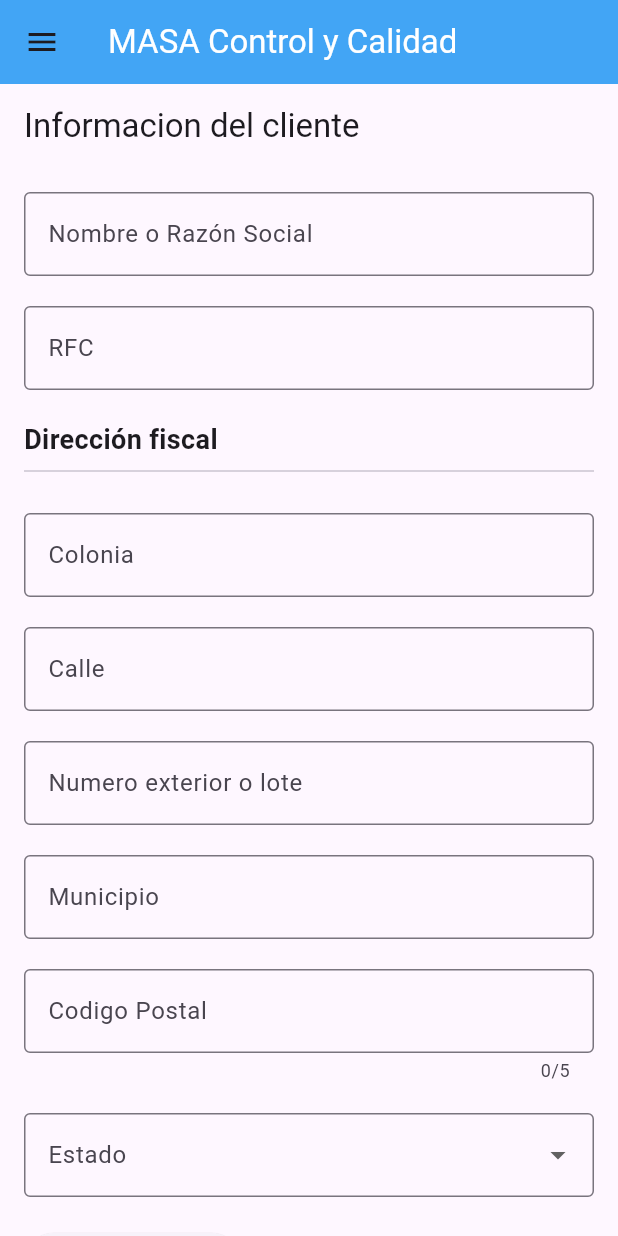
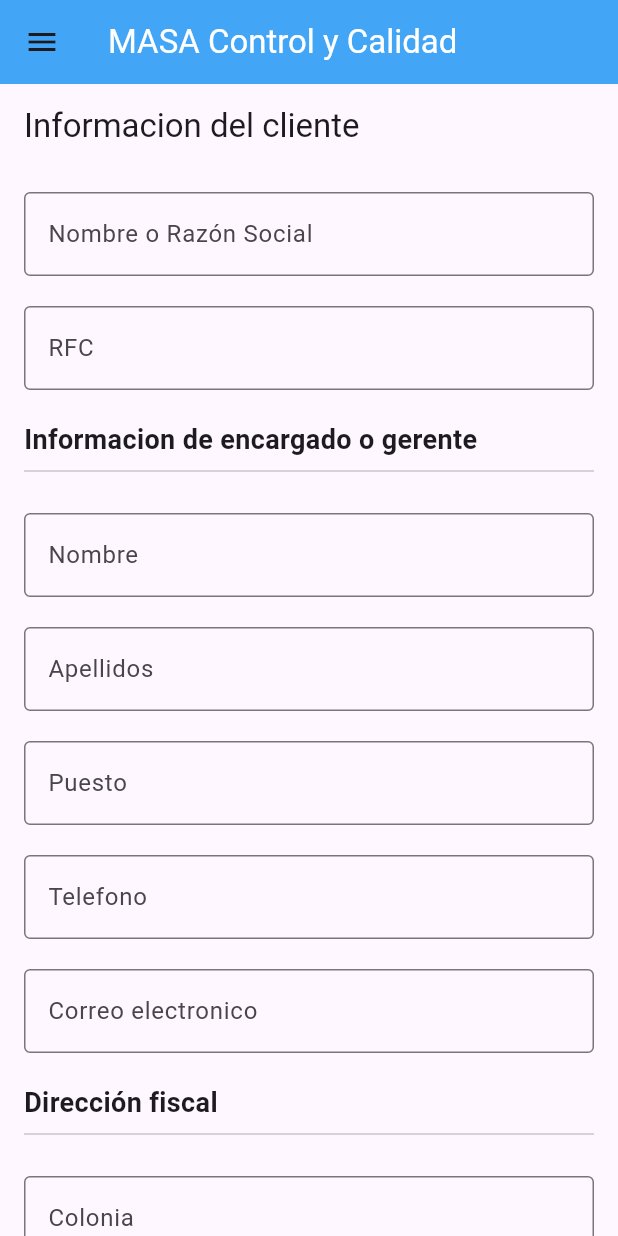
Before and after one commit to alexjmatos/MASA_Concrete_Quality_Manager, a Flutter app: the screen it shows after launch, on a phone screen of 412 x 824 dp. Run offline on Flutter 3.47's test engine with Material 3 defaults, Android fonts, the light colour scheme and no system bars; our stand-ins replace flutter_dotenv, pocketbase.

Commit message:
connected customer view to backend to add new customer, location and manager

```diff
--- /dev/null
+++ b/frontend/lib/constants/constants.dart
@@ -0,0 +1,39 @@
+class Constants {
+  static const List<String> ESTADOS = [
+    'Aguascalientes',
+    'Baja California',
+    'Baja California Sur',
+    'Campeche',
+    'Chiapas',
+    'Chihuahua',
+    'Coahuila',
+    'Colima',
+    'Durango',
+    'Guanajuato',
+    'Guerrero',
+    'Hidalgo',
+    'Jalisco',
+    'México',
+    'Michoacán',
+    'Morelos',
+    'Nayarit',
+    'Nuevo León',
+    'Oaxaca',
+    'Puebla',
+    'Querétaro',
+    'Quintana Roo',
+    'San Luis Potosí',
+    'Sinaloa',
+    'Sonora',
+    'Tabasco',
+    'Tamaulipas',
+    'Tlaxcala',
+    'Veracruz',
+    'Yucatán',
+    'Zacatecas',
+  ];
+
+  static const String MANAGERS = "gerentes";
+  static const String LOCATIONS = "direcciones";
+  static const String CUSTOMERS = "clientes";
+}
--- /dev/null
+++ b/frontend/lib/elements/custom_email_form_field.dart
@@ -0,0 +1,41 @@
+import 'package:flutter/material.dart';
+
+class CustomEmailFormField extends StatelessWidget {
+  final TextEditingController controller;
+  final String labelText;
+  final String hintText;
+
+  const CustomEmailFormField({
+    super.key,
+    required this.controller,
+    required this.labelText,
+    required this.hintText,
+  });
+
+  @override
+  Widget build(BuildContext context) {
+    return TextFormField(
+      controller: controller,
+      decoration: InputDecoration(
+        labelText: labelText,
+        hintText: hintText,
+        border: const OutlineInputBorder(),
+      ),
+      keyboardType: TextInputType.emailAddress,
+      validator: (value) {
+        if (value!.isEmpty) {
+          return 'Please enter an email';
+        } else if (!isValidEmail(value)) {
+          return 'Please enter a valid email';
+        }
+        return null;
+      },
+    );
+  }
+
+  bool isValidEmail(String value) {
+    // Simple email validation using regex
+    final emailRegex = RegExp(r'^[\w-\.]+@([\w-]+\.)+[\w-]{2,4}$');
+    return emailRegex.hasMatch(value);
+  }
+}
--- a/frontend/lib/elements/custom_number_form_field.dart
+++ b/frontend/lib/elements/custom_number_form_field.dart
@@ -4,14 +4,14 @@ class CustomNumberFormField extends StatelessWidget {
   final TextEditingController controller;
   final String labelText;
   final int maxLength;
-  final String validationText;
+  final String validatorText;
 
   const CustomNumberFormField(
       {super.key,
       required this.controller,
       required this.labelText,
       this.maxLength = 5,
-      required this.validationText});
+      required this.validatorText});
 
   @override
   Widget build(BuildContext context) {
@@ -25,7 +25,7 @@ class CustomNumberFormField extends StatelessWidget {
       ),
       validator: (value) {
         if (value!.isEmpty) {
-          return validationText;
+          return validatorText;
         }
         return null;
       },
--- /dev/null
+++ b/frontend/lib/elements/custom_phone_number_form_field.dart
@@ -0,0 +1,60 @@
+import 'package:flutter/material.dart';
+import 'package:flutter/services.dart';
+
+class CustomPhoneNumberFormField extends StatelessWidget {
+  final TextEditingController controller;
+  final String labelText;
+  final String hintText;
+
+  const CustomPhoneNumberFormField({
+    super.key,
+    required this.controller,
+    required this.labelText,
+    required this.hintText,
+  });
+
+  @override
+  Widget build(BuildContext context) {
+    return TextFormField(
+      controller: controller,
+      decoration: InputDecoration(
+        labelText: labelText,
+        hintText: hintText,
+        border: const OutlineInputBorder(),
+      ),
+      keyboardType: TextInputType.phone,
+      inputFormatters: [
+        FilteringTextInputFormatter.digitsOnly,
+        LengthLimitingTextInputFormatter(
+            10), // Limit to 10 digits for US phone numbers
+        PhoneNumberFormatter(), // Custom formatter to add phone number formatting
+      ],
+    );
+  }
+}
+
+class PhoneNumberFormatter extends TextInputFormatter {
+  @override
+  TextEditingValue formatEditUpdate(
+      TextEditingValue oldValue, TextEditingValue newValue) {
+    // Format phone number: (123) 456-7890
+    final newText = newValue.text
+        .replaceAll(RegExp(r'\D'), ''); // Remove non-digit characters
+    final StringBuffer formattedText = StringBuffer();
+
+    if (newText.isNotEmpty) {
+      formattedText.write('(${newText.substring(0, 3)}');
+    }
+    if (newText.length >= 4) {
+      formattedText.write(') ${newText.substring(3, 6)}');
+    }
+    if (newText.length >= 7) {
+      formattedText.write('-${newText.substring(6, 10)}');
+    }
+
+    return TextEditingValue(
+      text: formattedText.toString(),
+      selection: TextSelection.collapsed(offset: formattedText.length),
+    );
+  }
+}
--- /dev/null
+++ b/frontend/lib/models/customer.dart
@@ -0,0 +1,36 @@
+import 'package:masa_epico_concrete_manager/models/manager.dart';
+import 'package:masa_epico_concrete_manager/utils/uuid_utils.dart';
+
+import 'location.dart';
+import 'project_site.dart';
+
+// Entidad - Cliente en el backend
+class Customer {
+  String? id;
+  String identifier;
+  String companyName;
+  Manager manager;
+  Location mainLocation;
+  List<ProjectSite> projects;
+
+  Customer({
+    this.id,
+    required this.identifier,
+    required this.companyName,
+    required this.manager,
+    required this.mainLocation,
+    List<ProjectSite>? projects,
+  }) : projects = projects ?? [];
+
+  @override
+  String toString() {
+    return 'Company: { companyName: $companyName, manager: $manager, mainLocation: $mainLocation, projects: $projects }';
+  }
+
+  Map<String, dynamic> toMap() => <String, dynamic>{
+        "nombre_identificador": identifier,
+        "razon_social": companyName,
+        "direccion_id": mainLocation.id,
+        "gerente_id": manager.id,
+      };
+}
--- a/frontend/lib/models/location.dart
+++ b/frontend/lib/models/location.dart
@@ -1,14 +1,18 @@
 // Entidad - Direccion en el backend
 class Location {
-  int id;
+  String? id;
+  String district;
   String street;
+  String number;
   String city;
   String state;
   String zipCode;
 
   Location(
-      {required this.id,
+      {this.id,
+      required this.district,
       required this.street,
+      required this.number,
       required this.city,
       required this.state,
       required this.zipCode});
@@ -17,4 +21,13 @@ class Location {
   String toString() {
     return '$street, $city, $state $zipCode';
   }
+
+  Map<String, dynamic> toMap() => <String, dynamic>{
+        "colonia": district,
+        "calle": street,
+        "numero": number,
+        "municipio": city,
+        "codigo_postal": zipCode,
+        "estado": state,
+      };
 }
--- a/frontend/lib/models/manager.dart
+++ b/frontend/lib/models/manager.dart
@@ -1,6 +1,6 @@
 // Entidad - Gerente en backend
 class Manager {
-  int id;
+  String? id;
   String firstName;
   String lastName;
   String jobPosition;
@@ -8,7 +8,7 @@ class Manager {
   String? email;
 
   Manager({
-    required this.id,
+    this.id,
     required this.firstName,
     required this.lastName,
     required this.jobPosition,
@@ -20,4 +20,12 @@ class Manager {
   String toString() {
     return 'Manager: { firstName: $firstName, lastName: $lastName, jobPosition: $jobPosition, phoneNumber: $phoneNumber, email: $email }';
   }
+
+  Map<String, dynamic> toMap() => <String, dynamic>{
+        "nombres": firstName,
+        "apellidos": lastName,
+        "puesto": jobPosition,
+        "telefono": phoneNumber,
+        "email": email,
+      };
 }
--- a/frontend/lib/models/project_site.dart
+++ b/frontend/lib/models/project_site.dart
@@ -1,16 +1,14 @@
-
 // Entidad - Obra en backend
-import 'package:masa_epico_concrete_manager/models/company.dart';
+import 'package:masa_epico_concrete_manager/models/customer.dart';
 import 'package:masa_epico_concrete_manager/models/location.dart';
 
 class ProjectSite {
-  int id;
+  String? id;
   String siteName;
   Location? location;
   Customer? company;
 
-  ProjectSite(
-      {required this.id, required this.siteName, this.location, this.company});
+  ProjectSite({this.id, required this.siteName, this.location, this.company});
 
   @override
   String toString() {
--- /dev/null
+++ b/frontend/lib/service/location_dao.dart
@@ -0,0 +1,14 @@
+import 'package:flutter_dotenv/flutter_dotenv.dart';
+import 'package:masa_epico_concrete_manager/constants/constants.dart';
+import 'package:masa_epico_concrete_manager/models/location.dart';
+import 'package:pocketbase/pocketbase.dart';
+
+class LocationDao {
+  final pb = PocketBase(dotenv.get("BACKEND_URL"));
+
+  Future<RecordModel> addLocation(Location location) async {
+    final authData =
+        await pb.admins.authWithPassword(dotenv.get("ADMIN_USERNAME"), dotenv.get("ADMIN_PASSWORD"));
+    return await pb.collection(Constants.LOCATIONS).create(body: location.toMap());
+  }
+}
--- /dev/null
+++ b/frontend/lib/service/manager_dao.dart
@@ -0,0 +1,16 @@
+import 'package:flutter_dotenv/flutter_dotenv.dart';
+import 'package:masa_epico_concrete_manager/constants/constants.dart';
+import 'package:masa_epico_concrete_manager/models/manager.dart';
+import 'package:pocketbase/pocketbase.dart';
+
+class ManagerDao {
+  final pb = PocketBase(dotenv.get("BACKEND_URL"));
+
+  Future<RecordModel> addManager(Manager manager) async {
+    final authData =
+        await pb.admins.authWithPassword(dotenv.get("ADMIN_USERNAME"), dotenv.get("ADMIN_PASSWORD"));
+    return await pb
+        .collection(Constants.MANAGERS)
+        .create(body: manager.toMap());
+  }
+}
--- a/frontend/lib/views/customer_form.dart
+++ b/frontend/lib/views/customer_form.dart
@@ -1,7 +1,14 @@
 import 'package:flutter/material.dart';
+import 'package:masa_epico_concrete_manager/constants/constants.dart';
 import 'package:masa_epico_concrete_manager/elements/custom_dropdown_form_field.dart';
+import 'package:masa_epico_concrete_manager/elements/custom_email_form_field.dart';
 import 'package:masa_epico_concrete_manager/elements/custom_number_form_field.dart';
+import 'package:masa_epico_concrete_manager/elements/custom_phone_number_form_field.dart';
 import 'package:masa_epico_concrete_manager/elements/custom_text_form_field.dart';
+import 'package:masa_epico_concrete_manager/models/customer.dart';
+import 'package:masa_epico_concrete_manager/models/location.dart';
+import 'package:masa_epico_concrete_manager/models/manager.dart';
+import 'package:masa_epico_concrete_manager/service/customer_dao.dart';
 
 class CustomerForm extends StatefulWidget {
   const CustomerForm({super.key});
@@ -12,48 +19,27 @@ class CustomerForm extends StatefulWidget {
 
 class _CustomerFormState extends State<CustomerForm> {
   final _formKey = GlobalKey<FormState>();
+
+  final CustomerDao customerDao = CustomerDao();
+
+  // Data for General Customer Info
   final TextEditingController _clienteController = TextEditingController();
   final TextEditingController _razonSocialController = TextEditingController();
+
+  // Data for Manager
+  final TextEditingController _nombresController = TextEditingController();
+  final TextEditingController _apellidosController = TextEditingController();
+  final TextEditingController _puestoController = TextEditingController();
+  final TextEditingController _telefonoController = TextEditingController();
+  final TextEditingController _emailController = TextEditingController();
+
+  // Data for Location
   final TextEditingController _coloniaController = TextEditingController();
   final TextEditingController _calleController = TextEditingController();
   final TextEditingController _numeroController = TextEditingController();
   final TextEditingController _municipioController = TextEditingController();
   final TextEditingController _codigoPostalController = TextEditingController();
-  String? _selectedEstado = "Quintana Roo";
-
-  final List<String> _estados = [
-    'Aguascalientes',
-    'Baja California',
-    'Baja California Sur',
-    'Campeche',
-    'Chiapas',
-    'Chihuahua',
-    'Coahuila',
-    'Colima',
-    'Durango',
-    'Guanajuato',
-    'Guerrero',
-    'Hidalgo',
-    'Jalisco',
-    'México',
-    'Michoacán',
-    'Morelos',
-    'Nayarit',
-    'Nuevo León',
-    'Oaxaca',
-    'Puebla',
-    'Querétaro',
-    'Quintana Roo',
-    'San Luis Potosí',
-    'Sinaloa',
-    'Sonora',
-    'Tabasco',
-    'Tamaulipas',
-    'Tlaxcala',
-    'Veracruz',
-    'Yucatán',
-    'Zacatecas',
-  ];
+  String _selectedEstado = "Quintana Roo";
 
   @override
   Widget build(BuildContext context) {
@@ -81,6 +67,43 @@ class _CustomerFormState extends State<CustomerForm> {
                   labelText: "RFC",
                   validatorText:
                       "El RFC del cliente no puede quedar vacio o no es valido",
+                ),
+                const SizedBox(height: 20),
+                const Text(
+                  'Informacion de encargado o gerente',
+                  style: TextStyle(fontSize: 18, fontWeight: FontWeight.bold),
+                ),
+                const Divider(),
+                const SizedBox(height: 20),
+                CustomTextFormField(
+                  controller: _nombresController,
+                  labelText: "Nombre",
+                  validatorText: "El nombre del gerente no puede quedar vacio",
+                ),
+                const SizedBox(height: 20),
+                CustomTextFormField(
+                  controller: _apellidosController,
+                  labelText: "Apellidos",
+                  validatorText:
+                      "Los apellidos del gerente no pueden quedar vacios",
+                ),
+                const SizedBox(height: 20),
+                CustomTextFormField(
+                  controller: _puestoController,
+                  labelText: "Puesto",
+                  validatorText: "El puesto no puede quedar vacio",
+                ),
+                const SizedBox(height: 20),
+                CustomPhoneNumberFormField(
+                  controller: _telefonoController,
+                  labelText: "Telefono",
+                  hintText: "(555) 555-5555",
+                ),
+                const SizedBox(height: 20),
+                CustomEmailFormField(
+                  controller: _emailController,
+                  labelText: "Correo electronico",
+                  hintText: "sssssss@ssss.com",
                 ),
                 const SizedBox(height: 20),
                 const Text(
@@ -118,13 +141,13 @@ class _CustomerFormState extends State<CustomerForm> {
                 CustomNumberFormField(
                   controller: _codigoPostalController,
                   labelText: "Codigo Postal",
-                  validationText:
-                      "El codigo postal no puede quedar vacio. (Introducir 00000 en caso que no aplique)",
+                  validatorText:
+                      "El codigo postal no puede quedar vacio. (Introducir NNNNN en caso que no aplique)",
                 ),
                 const SizedBox(height: 20),
                 CustomDropdownFormField(
                   labelText: "Estado",
-                  items: _estados,
+                  items: Constants.ESTADOS,
                   onChanged: (p0) {
                     _selectedEstado = p0;
                   },
@@ -134,14 +157,44 @@ class _CustomerFormState extends State<CustomerForm> {
                   onPressed: () {
                     if (_formKey.currentState!.validate()) {
                       // Process data
-                      String cliente = _clienteController.text;
-                      String razonSocial = _razonSocialController.text;
+                      String razonSocial = _clienteController.text;
+                      String rfc = _razonSocialController.text;
+
+                      String nombreGerente = _nombresController.text;
+                      String apellidosGerente = _apellidosController.text;
+                      String puestoGerente = _puestoController.text;
+                      String telefonoGerente = _telefonoController.text;
+                      String emailGerente = _emailController.text;
+
+                      String colonia = _coloniaController.text;
                       String calle = _calleController.text;
                       String numero = _numeroController.text;
-                      String ciudad = _municipioController.text;
+                      String municipio = _municipioController.text;
                       String codigoPostal = _codigoPostalController.text;
-                      String? estado = _selectedEstado;
-                      print('Cliente: $cliente, Razon Social: $razonSocial, Calle: $calle, Numero: $numero, Ciudad: $ciudad, Codigo Postal: $codigoPostal, Estado: $estado');
+                      String estado = _selectedEstado;
+
+                      Location location = Location(
+                          district: colonia,
+                          street: calle,
+                          number: numero,
+                          city: municipio,
+                          state: estado,
+                          zipCode: codigoPostal);
+
+                      Manager manager = Manager(
+                          firstName: nombreGerente,
+                          lastName: apellidosGerente,
+                          jobPosition: puestoGerente,
+                          phoneNumber: telefonoGerente,
+                          email: emailGerente);
+
+                      Customer customer = Customer(
+                          identifier: razonSocial,
+                          companyName: rfc,
+                          manager: manager,
+                          mainLocation: location);
+
+                      addCustomer(customer);
                     }
                   },
                   child: const Text('Agregar cliente'),
@@ -153,4 +206,8 @@ class _CustomerFormState extends State<CustomerForm> {
       ),
     );
   }
+
+  void addCustomer(Customer customer) {
+    customerDao.addCustomer(customer);
+  }
 }
--- a/frontend/pubspec.yaml
+++ b/frontend/pubspec.yaml
@@ -12,6 +12,7 @@ dependencies:
   flutter_dotenv: ^5.1.0
   path: ^1.8.3
   pocketbase: ^0.18.1
+  uuid: ^4.3.3
 
 dev_dependencies:
   flutter_test:
```
Also changed, not shown: frontend/lib/models/company.dart (deleted, +0 -31 lines), frontend/lib/service/customer_dao.dart (added, +40 -0 lines), frontend/lib/utils/uuid_utils.dart (added, +9 -0 lines), frontend/pubspec.lock, 3 other files.
